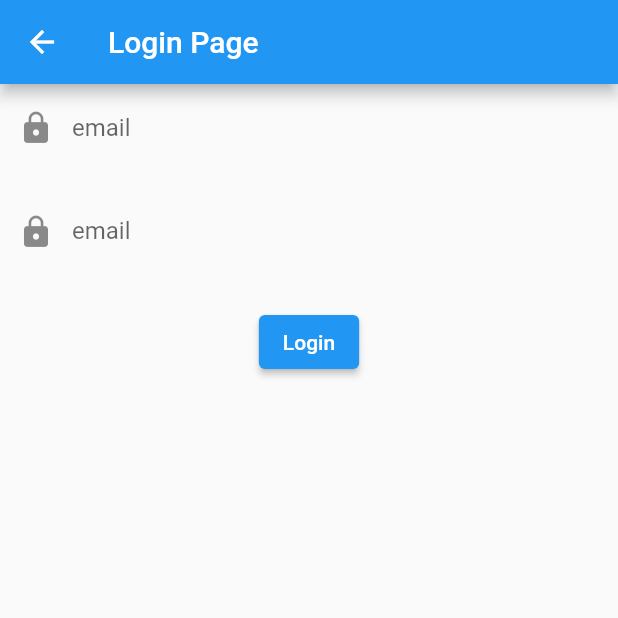
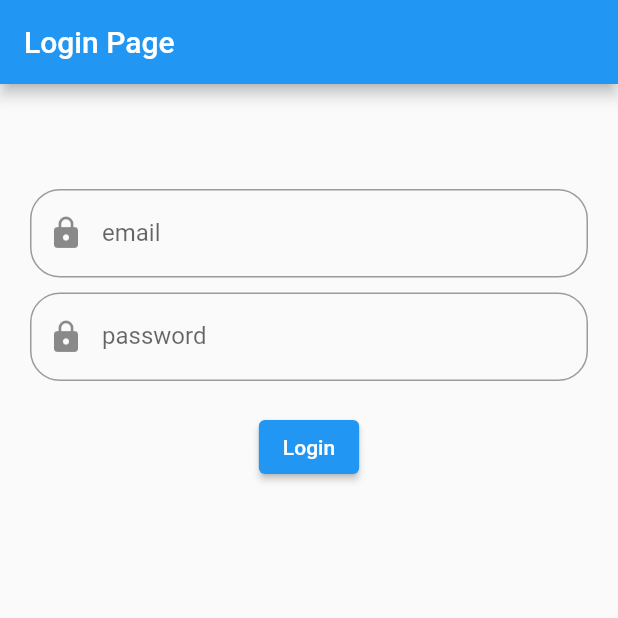
Before and after one commit to ashishpandey2600/ClientSide-APM-Major-1, a Flutter app: the LoginPage screen opened directly, on a phone screen of 412 x 824 dp, the top half of it. Run offline on Flutter 3.47's test engine with Material 2 defaults, Android fonts, the light colour scheme and no system bars.

Commit message:
Login page ui

```diff
--- a/client_apm/lib/View/loginpage.dart
+++ b/client_apm/lib/View/loginpage.dart
@@ -19,26 +19,37 @@
       body: SafeArea(
           child: Column(
         children: [
-          TextField(
+          SizedBox(
+            height: 70,
+          ),
+          Padding(
+            padding: const EdgeInsets.symmetric(horizontal: 20),
+            child: TextField(
               controller: emailController,
               keyboardType: TextInputType.emailAddress,
-            decoration: const InputDecoration(
+              decoration: InputDecoration(
                 prefixIcon: Icon(Icons.lock),
-              border: InputBorder.none,
+                border:
+                    OutlineInputBorder(borderRadius: BorderRadius.circular(20)),
                 labelText: "email",
+              ),
             ),
           ),
           const SizedBox(
             height: 10,
           ),
-          TextField(
+          Padding(
+            padding: const EdgeInsets.symmetric(horizontal: 20),
+            child: TextField(
               controller: passwordController,
               keyboardType: TextInputType.visiblePassword,
               obscureText: true,
-            decoration: const InputDecoration(
+              decoration: InputDecoration(
                 prefixIcon: Icon(Icons.lock),
-              border: InputBorder.none,
-              labelText: "email",
+                border:
+                    OutlineInputBorder(borderRadius: BorderRadius.circular(20)),
+                labelText: "password",
+              ),
             ),
           ),
           const SizedBox(
--- a/client_apm/lib/main.dart
+++ b/client_apm/lib/main.dart
@@ -1,8 +1,11 @@
 import 'package:flutter/material.dart';
 
-import 'View/homepage.dart';
 
-void main() {
+import 'View/loginpage.dart';
+
+Future<void> main() async {
+
+
   runApp(const MyApp());
 }
 
@@ -17,7 +20,7 @@
   @override
   Widget build(BuildContext context) {
     return MaterialApp(
-      home: HomePage(),
+      home: LoginPage(),
     );
   }
 }
--- a/client_apm/pubspec.yaml
+++ b/client_apm/pubspec.yaml
@@ -35,6 +35,7 @@
   # The following adds the Cupertino Icons font to your application.
   # Use with the CupertinoIcons class for iOS style icons.
   cupertino_icons: ^1.0.2
+  firebase_core: ^2.10.0
 
 dev_dependencies:
   flutter_test:
```
Also changed, not shown: client_apm/pubspec.lock, 7 other files. Lines whose indentation alone changed are shown as unchanged.
